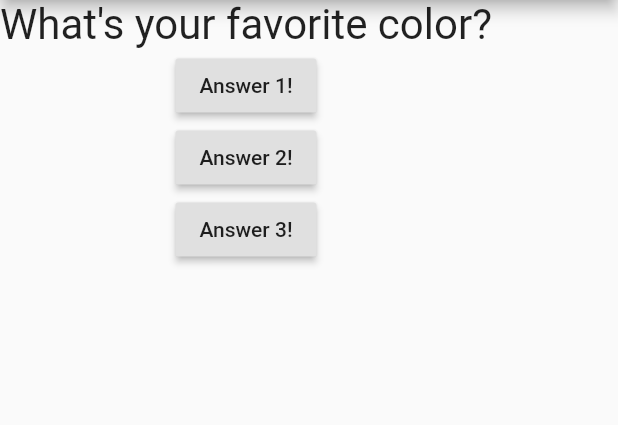
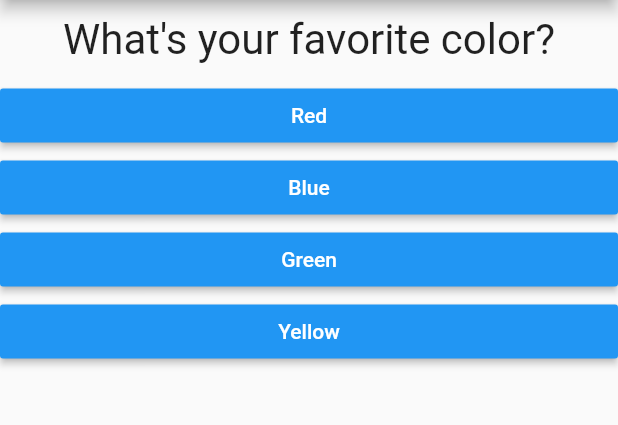
Before and after one commit to TheLueddy/Flutter, a Flutter app: the screen it shows after launch, on a phone screen of 412 x 824 dp, the part 84-509 px from its top. Run offline on Flutter 3.47's test engine with Material 2 defaults, Android fonts, the phone set to English and light mode, and no system bars.

Commit message:
Add answer widget Map answer widgets to questions

```diff
--- /dev/null
+++ b/first_app/lib/answer.dart
@@ -0,0 +1,21 @@
+import 'package:flutter/material.dart';
+
+class Answer extends StatelessWidget {
+  final Function answerSelected;
+  final String answerText;
+
+  Answer(this.answerSelected, this.answerText);
+
+  @override
+  Widget build(BuildContext context) {
+    return Container(
+      width: double.infinity,
+      child: RaisedButton(
+        color: Colors.blue,
+        textColor: Colors.white,
+        child: Text(answerText),
+        onPressed: answerSelected,
+      ),
+    );
+  }
+}
--- a/first_app/lib/main.dart
+++ b/first_app/lib/main.dart
@@ -1,6 +1,7 @@
 import 'package:flutter/material.dart';
 
 import './question.dart';
+import './answer.dart';
 
 void main() {
   runApp(MyApp());
@@ -24,8 +25,18 @@ class _MyAppState extends State<MyApp> {
   @override
   Widget build(BuildContext context) {
     var questions = [
-      'What\'s your favorite color?',
-      'What\'s your favorite animal?',
+      {
+        'questionText': 'What\'s your favorite color?',
+        'answers': ['Red', 'Blue', 'Green', 'Yellow']
+      },
+      {
+        'questionText': 'What\'s your favorite animal?',
+        'answers': ['Elephant', 'Lion', 'Dog']
+      },
+      {
+        'questionText': 'What\'s your favorite TV channel?',
+        'answers': ['Sat1', 'Pro7', 'Dmax', 'RTL']
+      },
     ];
     return MaterialApp(
       home: Scaffold(
@@ -34,19 +45,11 @@ class _MyAppState extends State<MyApp> {
         ),
         body: Column(
           children: [
-            Question(questions[_questionIndex]),
-            RaisedButton(
-              child: Text('Answer 1!'),
-              onPressed: _answerQuestion,
-            ),
-            RaisedButton(
-              child: Text('Answer 2!'),
-              onPressed: _answerQuestion,
-            ),
-            RaisedButton(
-              child: Text('Answer 3!'),
-              onPressed: _answerQuestion,
-            ),
+            Question(questions[_questionIndex]['questionText']),
+            ...(questions[_questionIndex]['answers'] as List<String>)
+                .map((answer) {
+              return Answer(_answerQuestion, answer);
+            }).toList()
           ],
         ),
       ),
--- a/first_app/lib/question.dart
+++ b/first_app/lib/question.dart
@@ -7,10 +7,15 @@ class Question extends StatelessWidget {
 
   @override
   Widget build(BuildContext context) {
-    return Text(
-      questionText,
-      style: TextStyle(
-        fontSize: 28,
+    return Container(
+      width: double.infinity,
+      margin: EdgeInsets.all(10),
+      child: Text(
+        questionText,
+        style: TextStyle(
+          fontSize: 28,
+        ),
+        textAlign: TextAlign.center,
       ),
     );
   }
```
